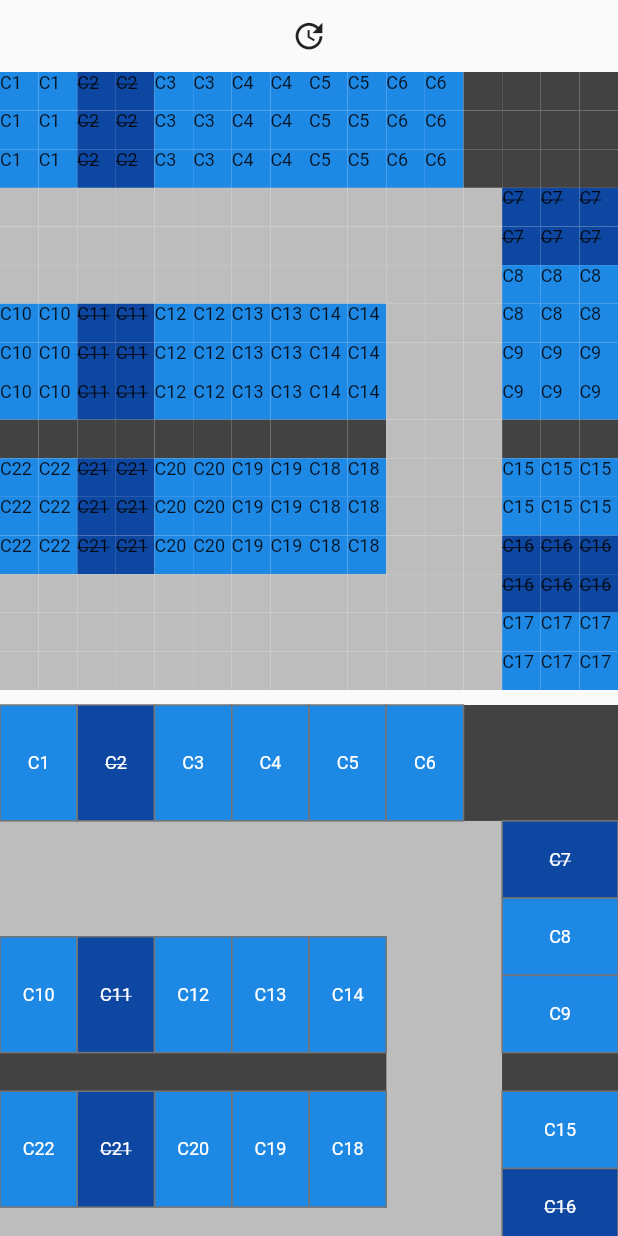
After one commit to MichaelDark/tiny_playground, a Flutter app: the ParkingPage screen opened by its route, after a tap on the "update" icon, on a phone screen of 412 x 824 dp. The commit adds this screen. Run offline on Flutter 3.47's test engine with Material 2 defaults, Android fonts, the phone set to English and light mode, and no system bars.

Commit message:
dev: add parking lot renders

```diff
--- a/lib/main.dart
+++ b/lib/main.dart
@@ -1,6 +1,7 @@
 import 'package:flutter/material.dart';
 
 import 'imsea/imsea_search_page.dart';
+import 'parking/parking_page.dart';
 
 void main() {
   runApp(const TinyApp());
@@ -19,6 +20,7 @@ class TinyApp extends StatelessWidget {
       home: const FeaturesPage(),
       routes: {
         '/imsea': (context) => const ImseaSearchPage(),
+        '/parking': (context) => const ParkingPage(),
       },
     );
   }
@@ -37,6 +39,11 @@ class FeaturesPage extends StatelessWidget {
         child: ListView(
           children: [
             ListTile(
+              title: const Text('Parking'),
+              leading: const Icon(Icons.local_parking_rounded),
+              onTap: () => Navigator.of(context).pushNamed('/parking'),
+            ),
+            ListTile(
               title: const Text('Imsea'),
               leading: const Icon(Icons.image_search),
               onTap: () => Navigator.of(context).pushNamed('/imsea'),
--- /dev/null
+++ b/lib/parking/models/parking_lot.dart
@@ -0,0 +1,64 @@
+import 'package:flutter/foundation.dart' show listEquals;
+
+import 'region.dart';
+
+class ParkingCell {
+  Region? region;
+
+  ParkingCell({this.region});
+}
+
+class ParkingLot {
+  final int width;
+  final int height;
+  final List<Region> regions;
+  final List<List<ParkingCell>> matrix;
+
+  ParkingLot({required this.width, required this.height})
+      : matrix = [],
+        regions = [] {
+    for (int i = 0; i < width; i++) {
+      matrix.add(List.generate(height, (_) => ParkingCell(), growable: false));
+    }
+  }
+
+  int getCellCount() => width * height;
+
+  void addRegion(Region region) {
+    assert(region.x >= 0 && region.x + region.width <= width);
+    assert(region.y >= 0 && region.y + region.height <= height);
+
+    regions.add(region);
+
+    for (int currX = region.x; currX < region.x + region.width; currX++) {
+      for (int currY = region.y; currY < region.y + region.height; currY++) {
+        matrix[currX][currY].region = region;
+      }
+    }
+  }
+
+  ParkingCell getCell(int x, int y) {
+    assert(x >= 0 && x < width);
+    assert(y >= 0 && y < height);
+    return matrix[x][y];
+  }
+
+  @override
+  bool operator ==(Object other) {
+    if (identical(this, other)) return true;
+
+    return other is ParkingLot &&
+        other.width == width &&
+        other.height == height &&
+        listEquals(other.regions, regions) &&
+        listEquals(other.matrix, matrix);
+  }
+
+  @override
+  int get hashCode {
+    return width.hashCode ^
+        height.hashCode ^
+        regions.hashCode ^
+        matrix.hashCode;
+  }
+}
--- /dev/null
+++ b/lib/parking/models/region.dart
@@ -0,0 +1,40 @@
+import 'region_type.dart';
+
+class Region {
+  final int x;
+  final int y;
+  final int width;
+  final int height;
+  final RegionType type;
+
+  const Region(this.x, this.y, this.width, this.height, this.type);
+
+  const Region.named({
+    required this.x,
+    required this.y,
+    required this.width,
+    required this.height,
+    required this.type,
+  });
+
+  @override
+  bool operator ==(Object other) {
+    if (identical(this, other)) return true;
+
+    return other is Region &&
+        other.x == x &&
+        other.y == y &&
+        other.width == width &&
+        other.height == height &&
+        other.type == type;
+  }
+
+  @override
+  int get hashCode {
+    return x.hashCode ^
+        y.hashCode ^
+        width.hashCode ^
+        height.hashCode ^
+        type.hashCode;
+  }
+}
--- /dev/null
+++ b/lib/parking/models/region_type.dart
@@ -0,0 +1,58 @@
+abstract class RegionType {
+  const RegionType();
+
+  Terrain get terrain;
+  bool get walkable;
+}
+
+enum Terrain { barrier, road, parkPlace }
+
+class StaticRegion extends RegionType {
+  @override
+  final Terrain terrain;
+  @override
+  final bool walkable;
+
+  const StaticRegion.road()
+      : terrain = Terrain.road,
+        walkable = true;
+
+  const StaticRegion.barrier()
+      : terrain = Terrain.barrier,
+        walkable = false;
+
+  @override
+  bool operator ==(Object other) {
+    if (identical(this, other)) return true;
+
+    return other is StaticRegion &&
+        other.terrain == terrain &&
+        other.walkable == walkable;
+  }
+
+  @override
+  int get hashCode => terrain.hashCode ^ walkable.hashCode;
+}
+
+class ParkPlaceRegion extends RegionType {
+  final String code;
+  final bool busy;
+
+  const ParkPlaceRegion({required this.code, required this.busy});
+
+  @override
+  Terrain get terrain => Terrain.parkPlace;
+
+  @override
+  bool get walkable => !busy;
+
+  @override
+  bool operator ==(Object other) {
+    if (identical(this, other)) return true;
+
+    return other is ParkPlaceRegion && other.code == code && other.busy == busy;
+  }
+
+  @override
+  int get hashCode => code.hashCode ^ busy.hashCode;
+}
--- /dev/null
+++ b/lib/parking/parking_page.dart
@@ -0,0 +1,42 @@
+import 'package:flutter/material.dart';
+import 'package:tiny_playground/parking/widgets/renders/canvas_render.dart';
+
+import 'models/parking_lot.dart';
+import 'utils/parking_lot_model_1.dart';
+import 'utils/parking_lot_parser.dart';
+import 'widgets/renders/grid_view_render.dart';
+
+class ParkingPage extends StatefulWidget {
+  const ParkingPage({Key? key}) : super(key: key);
+
+  @override
+  State<ParkingPage> createState() => _ParkingPageState();
+}
+
+class _ParkingPageState extends State<ParkingPage> {
+  ParkingLot parkingLot = ParkingLot(width: 16, height: 16);
+
+  void _updateCells() {
+    setState(() {
+      parkingLot = ParkingParser().parse(parkingLotModel1);
+    });
+  }
+
+  @override
+  Widget build(BuildContext context) {
+    return Scaffold(
+      body: Column(
+        mainAxisAlignment: MainAxisAlignment.center,
+        children: [
+          IconButton(
+            onPressed: _updateCells,
+            icon: const Icon(Icons.update),
+          ),
+          ParkingLotGridViewRender(parkingLot: parkingLot),
+          const SizedBox(height: 10),
+          ParkingLotCanvasRender(parkingLot: parkingLot),
+        ],
+      ),
+    );
+  }
+}
--- /dev/null
+++ b/lib/parking/utils/parking_lot_model_1.dart
@@ -0,0 +1,71 @@
+import 'dart:convert';
+
+import '../models/region.dart';
+import '../models/region_type.dart';
+
+String get parkingLotModel1 {
+  Map<String, dynamic> json = {
+    "size": {
+      "x": 16,
+      "y": 16,
+    },
+  };
+
+  const List<Region> objects = [
+    Region(0, 3, 13, 3, StaticRegion.road()),
+    Region(0, 13, 13, 3, StaticRegion.road()),
+    Region(10, 3, 3, 13, StaticRegion.road()),
+    Region(0, 9, 10, 1, StaticRegion.barrier()),
+    Region(13, 9, 3, 1, StaticRegion.barrier()),
+    Region(12, 0, 4, 3, StaticRegion.barrier()),
+    Region(0, 0, 2, 3, ParkPlaceRegion(code: 'C1', busy: false)),
+    Region(2, 0, 2, 3, ParkPlaceRegion(code: 'C2', busy: true)),
+    Region(4, 0, 2, 3, ParkPlaceRegion(code: 'C3', busy: false)),
+    Region(6, 0, 2, 3, ParkPlaceRegion(code: 'C4', busy: false)),
+    Region(8, 0, 2, 3, ParkPlaceRegion(code: 'C5', busy: false)),
+    Region(10, 0, 2, 3, ParkPlaceRegion(code: 'C6', busy: false)),
+    Region(13, 3, 3, 2, ParkPlaceRegion(code: 'C7', busy: true)),
+    Region(13, 5, 3, 2, ParkPlaceRegion(code: 'C8', busy: false)),
+    Region(13, 7, 3, 2, ParkPlaceRegion(code: 'C9', busy: false)),
+    Region(0, 6, 2, 3, ParkPlaceRegion(code: 'C10', busy: false)),
+    Region(2, 6, 2, 3, ParkPlaceRegion(code: 'C11', busy: true)),
+    Region(4, 6, 2, 3, ParkPlaceRegion(code: 'C12', busy: false)),
+    Region(6, 6, 2, 3, ParkPlaceRegion(code: 'C13', busy: false)),
+    Region(8, 6, 2, 3, ParkPlaceRegion(code: 'C14', busy: false)),
+    Region(13, 10, 3, 2, ParkPlaceRegion(code: 'C15', busy: false)),
+    Region(13, 12, 3, 2, ParkPlaceRegion(code: 'C16', busy: true)),
+    Region(13, 14, 3, 2, ParkPlaceRegion(code: 'C17', busy: false)),
+    Region(8, 10, 2, 3, ParkPlaceRegion(code: 'C18', busy: false)),
+    Region(6, 10, 2, 3, ParkPlaceRegion(code: 'C19', busy: false)),
+    Region(4, 10, 2, 3, ParkPlaceRegion(code: 'C20', busy: false)),
+    Region(2, 10, 2, 3, ParkPlaceRegion(code: 'C21', busy: true)),
+    Region(0, 10, 2, 3, ParkPlaceRegion(code: 'C22', busy: false)),
+  ];
+
+  return jsonEncode({
+    ...json,
+    "objects": objects.map(_areaToJson).toList(),
+  });
+}
+
+Map<String, dynamic> _areaToJson(Region area) {
+  return {
+    "x": area.x,
+    "y": area.y,
+    "width": area.width,
+    "height": area.height,
+    "payload": _typeToJson(area.type),
+  };
+}
+
+Map<String, dynamic>? _typeToJson(RegionType type) {
+  switch (type.terrain) {
+    case Terrain.barrier:
+      return {"type": "barrier"};
+    case Terrain.road:
+      return {"type": "road"};
+    case Terrain.parkPlace:
+      final parkPlace = type as ParkPlaceRegion;
+      return {"type": "park", "code": parkPlace.code, "busy": parkPlace.busy};
+  }
+}
--- /dev/null
+++ b/lib/parking/utils/parking_lot_parser.dart
@@ -0,0 +1,52 @@
+import 'dart:convert';
+
+import '../models/parking_lot.dart';
+import '../models/region.dart';
+import '../models/region_type.dart';
+
+class ParkingParser {
+  ParkingParser();
+
+  ParkingLot parse(String input) {
+    final json = jsonDecode(input);
+
+    final parking = ParkingLot(
+      width: json["size"]["x"],
+      height: json["size"]["y"],
+    );
+
+    final objects = (json["objects"] as List).cast<Map<String, dynamic>>();
+
+    for (final object in objects) {
+      final RegionType type;
+      switch (object["payload"]["type"]) {
+        case 'road':
+          type = const StaticRegion.road();
+          break;
+        case 'barrier':
+          type = const StaticRegion.barrier();
+          break;
+        case 'park':
+          type = ParkPlaceRegion(
+            code: object["payload"]["code"],
+            busy: object["payload"]["busy"],
+          );
+          break;
+        default:
+          continue;
+      }
+
+      parking.addRegion(
+        Region.named(
+          x: object["x"],
+          y: object["y"],
+          width: object["width"],
+          height: object["height"],
+          type: type,
+        ),
+      );
+    }
+
+    return parking;
+  }
+}
--- /dev/null
+++ b/lib/parking/widgets/renders/canvas_render.dart
@@ -0,0 +1,91 @@
+import 'package:flutter/material.dart';
+
+import '../../models/parking_lot.dart';
+import '../../models/region.dart';
+import '../../models/region_type.dart';
+
+class ParkingLotCanvasRender extends StatelessWidget {
+  final ParkingLot parkingLot;
+
+  const ParkingLotCanvasRender({required this.parkingLot, super.key});
+
+  @override
+  Widget build(BuildContext context) {
+    return AspectRatio(
+      aspectRatio: parkingLot.width / parkingLot.height,
+      child: CustomPaint(
+        painter: ParkingPainter(parkingLot),
+      ),
+    );
+  }
+}
+
+class ParkingPainter extends CustomPainter {
+  final ParkingLot parking;
+
+  ParkingPainter(this.parking);
+
+  final dirtPaint = Paint()..color = Colors.brown[400]!;
+  final roadPaint = Paint()..color = Colors.grey[400]!;
+  final barrierPaint = Paint()..color = Colors.grey[800]!;
+  final busyParkPlacePaint = Paint()..color = Colors.blue[900]!;
+  final freeParkPlacePaint = Paint()..color = Colors.blue[600]!;
+  final parkPlaceBorderPaint = Paint()
+    ..color = Colors.grey[600]!
+    ..style = PaintingStyle.stroke
+    ..strokeWidth = 1;
+
+  @override
+  void paint(Canvas canvas, Size size) {
+    final xSize = size.width / parking.width;
+    final ySize = size.height / parking.height;
+
+    canvas.drawRect(Rect.fromLTWH(0, 0, size.width, size.height), dirtPaint);
+
+    for (final area in parking.regions) {
+      final topX = area.x * xSize;
+      final topY = area.y * ySize;
+      final width = area.width * xSize;
+      final height = area.height * ySize;
+      final rect = Rect.fromLTWH(topX, topY, width, height);
+
+      _drawArea(canvas, rect, area);
+    }
+  }
+
+  void _drawArea(Canvas canvas, Rect rect, Region region) {
+    switch (region.type.terrain) {
+      case Terrain.barrier:
+        canvas.drawRect(rect, barrierPaint);
+        break;
+      case Terrain.road:
+        canvas.drawRect(rect, roadPaint);
+        break;
+      case Terrain.parkPlace:
+        final parkPlace = region.type as ParkPlaceRegion;
+        final paint = parkPlace.busy ? busyParkPlacePaint : freeParkPlacePaint;
+        canvas.drawRect(rect, paint);
+        canvas.drawRect(rect, parkPlaceBorderPaint);
+
+        final painter = TextPainter(
+          text: TextSpan(
+            text: parkPlace.code,
+            style: TextStyle(
+              color: Colors.white,
+              fontSize: 12,
+              decoration: parkPlace.busy ? TextDecoration.lineThrough : null,
+            ),
+          ),
+          textDirection: TextDirection.ltr,
+        );
+        painter.layout(minWidth: 0, maxWidth: rect.width);
+        final halfTextOffset = Offset(painter.width / 2, painter.height / 2);
+        painter.paint(canvas, rect.center - halfTextOffset);
+        break;
+    }
+  }
+
+  @override
+  bool shouldRepaint(covariant CustomPainter oldDelegate) =>
+      oldDelegate is ParkingPainter && parking != oldDelegate.parking;
+}
--- /dev/null
+++ b/lib/parking/widgets/renders/grid_view_render.dart
@@ -0,0 +1,148 @@
+import 'package:flutter/material.dart';
+import 'package:tiny_playground/parking/models/parking_lot.dart';
+
+import '../../models/region_type.dart';
+
+class ParkingLotGridViewRender extends StatelessWidget {
+  final ParkingLot parkingLot;
+
+  const ParkingLotGridViewRender({required this.parkingLot, super.key});
+
+  @override
+  Widget build(BuildContext context) {
+    return AspectRatio(
+      aspectRatio: parkingLot.width / parkingLot.height,
+      child: LayoutBuilder(
+        builder: (context, constraints) {
+          final xSize = constraints.maxWidth / parkingLot.width;
+          final ySize = constraints.maxHeight / parkingLot.height;
+
+          return GridView.builder(
+            gridDelegate: SliverGridDelegateWithFixedCrossAxisCount(
+              crossAxisCount: parkingLot.height,
+            ),
+            padding: EdgeInsets.zero,
+            itemCount: parkingLot.getCellCount(),
+            itemBuilder: (context, index) {
+              final x = index % parkingLot.width;
+              final y = index ~/ parkingLot.width;
+
+              return CellWidget(
+                size: Size(xSize, ySize),
+                parkingLot: parkingLot,
+                x: x,
+                y: y,
+              );
+            },
+          );
+        },
+      ),
+    );
+  }
+}
+
+class CellWidget extends StatelessWidget {
+  final Size size;
+  final ParkingLot parkingLot;
+  final int x;
+  final int y;
+
+  const CellWidget({
+    required this.size,
+    required this.parkingLot,
+    required this.x,
+    required this.y,
+    super.key,
+  });
+
+  @override
+  Widget build(BuildContext context) {
+    final ParkingCell cell = parkingLot.getCell(x, y);
+    final RegionType? type = cell.region?.type;
+
+    Widget? child;
+
+    if (type != null) {
+      switch (type.terrain) {
+        case Terrain.barrier:
+          child = const BarrierCellWidget();
+          break;
+        case Terrain.road:
+          child = const RoadCellWidget();
+          break;
+        case Terrain.parkPlace:
+          child = ParkPlaceCellWidget(region: type as ParkPlaceRegion);
+          break;
+      }
+    }
+
+    child ??= DummyCell(x: x, y: y);
+
+    return SizedBox.fromSize(
+      size: size,
+      child: child,
+    );
+  }
+}
+
+class DummyCell extends StatelessWidget {
+  final int x;
+  final int y;
+
+  const DummyCell({required this.x, required this.y, super.key});
+
+  @override
+  Widget build(BuildContext context) {
+    return Container(
+      color: x % 2 == 0
+          ? (y % 2 == 0 ? Colors.blue : Colors.red)
+          : (y % 2 == 0 ? Colors.green : Colors.yellow),
+      child: Text(
+        '$x; $y',
+        style: const TextStyle(fontSize: 8),
+      ),
+    );
+  }
+}
+
+class BarrierCellWidget extends StatelessWidget {
+  const BarrierCellWidget({super.key});
+
+  @override
+  Widget build(BuildContext context) {
+    return Container(
+      color: Colors.grey[800],
+    );
+  }
+}
+
+class RoadCellWidget extends StatelessWidget {
+  const RoadCellWidget({super.key});
+
+  @override
+  Widget build(BuildContext context) {
+    return Container(
+      color: Colors.grey[400],
+    );
+  }
+}
+
+class ParkPlaceCellWidget extends StatelessWidget {
+  final ParkPlaceRegion region;
+
+  const ParkPlaceCellWidget({super.key, required this.region});
+
+  @override
+  Widget build(BuildContext context) {
+    return Container(
+      color: region.busy ? Colors.blue[900] : Colors.blue[600],
+      child: Text(
+        region.code,
+        style: TextStyle(
+          fontSize: 12,
+          decoration: region.busy ? TextDecoration.lineThrough : null,
+        ),
+      ),
+    );
+  }
+}
```
Also changed, not shown: pubspec.yaml (+1 -36 lines), pubspec.lock.
